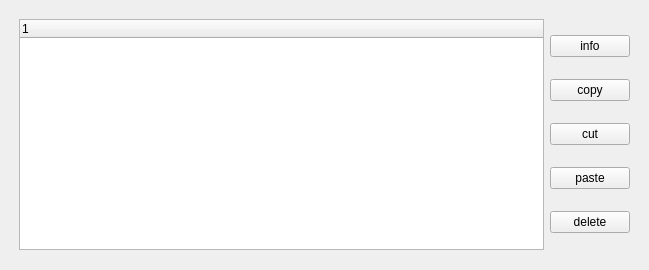
Old version of the form main_window_disigne.ui in the repository Vladimir-Chernousov/IiVT-FM.
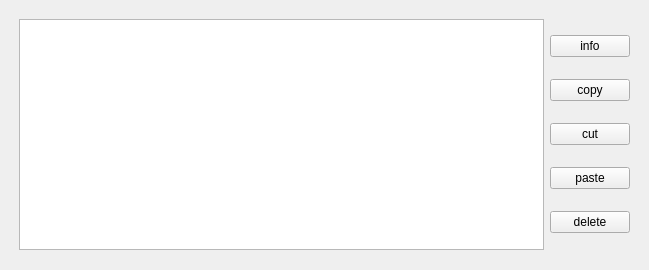
New version of the form.

Commit message: returned to QTreeView, configured the information output

Diff of the .ui file:
```diff
--- a/main_window_disigne.ui
+++ b/main_window_disigne.ui
@@ -24,13 +24,7 @@
    </property>
    <layout class="QHBoxLayout" name="horizontalLayout">
     <item>
-     <widget class="QTreeWidget" name="tree">
-      <column>
-       <property name="text">
-        <string notr="true">1</string>
-       </property>
-      </column>
-     </widget>
+     <widget class="QTreeView" name="tree"/>
     </item>
     <item>
      <layout class="QVBoxLayout" name="verticalLayout_2">
```
The commit also changes 2 other files.
